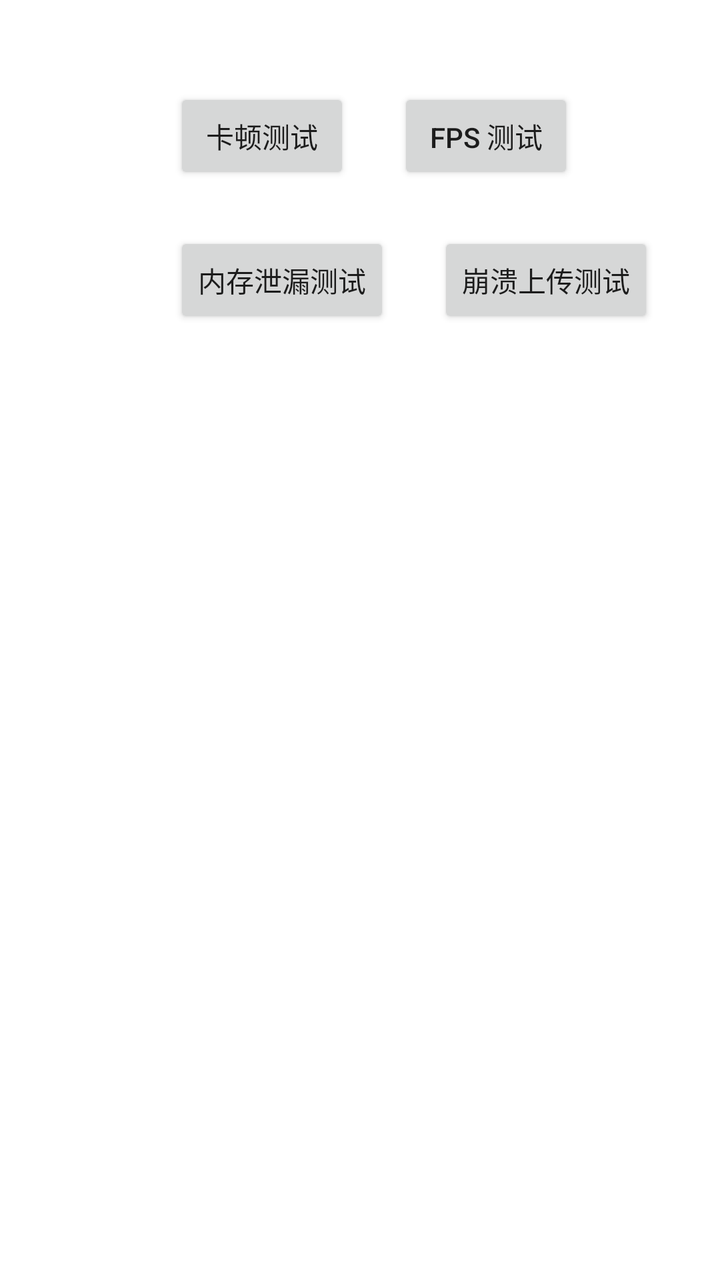
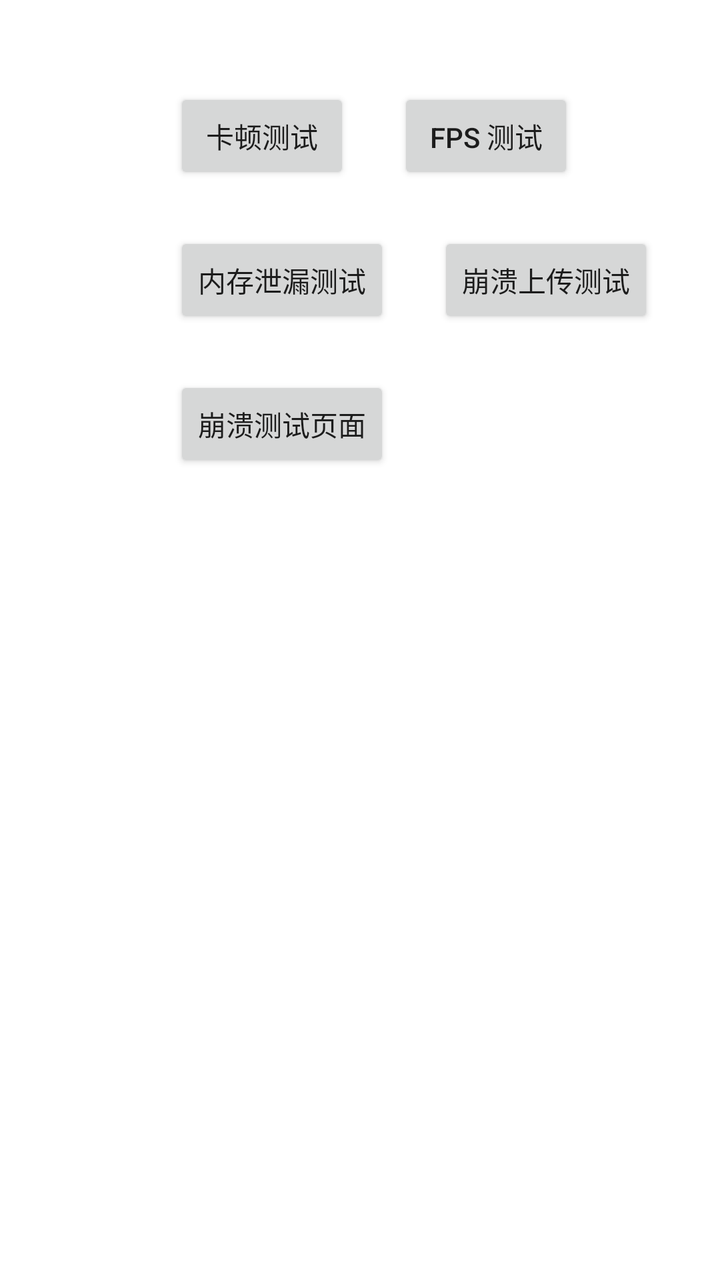

The first picture is an Android layout as it rendered before a commit; the second is the same layout after the commit. The layout source and the unified diff follow.
<!-- AndroidManifest.xml: application theme Theme.Performance -->
<!-- res/layout/activity_main.xml -->
<?xml version="1.0" encoding="utf-8"?>
<androidx.constraintlayout.widget.ConstraintLayout xmlns:android="http://schemas.android.com/apk/res/android"
    xmlns:app="http://schemas.android.com/apk/res-auto"
    xmlns:tools="http://schemas.android.com/tools"
    android:id="@+id/main"
    android:layout_width="match_parent"
    android:layout_height="match_parent"
    tools:context=".MainActivity">

    <Button
        android:id="@+id/button"
        android:layout_width="wrap_content"
        android:layout_height="wrap_content"
        android:layout_marginStart="87dp"
        android:layout_marginTop="44dp"
        android:text="卡顿测试"
        app:layout_constraintStart_toStartOf="parent"
        app:layout_constraintTop_toTopOf="parent" />

    <Button
        android:id="@+id/fpsTestButton"
        android:layout_width="wrap_content"
        android:layout_height="wrap_content"
        android:layout_marginStart="24dp"
        android:layout_marginTop="44dp"
        android:text="FPS 测试"
        app:layout_constraintStart_toEndOf="@id/button"
        app:layout_constraintTop_toTopOf="parent" />

    <Button
        android:id="@+id/memoryLeakTestButton"
        android:layout_width="wrap_content"
        android:layout_height="wrap_content"
        android:layout_marginStart="87dp"
        android:layout_marginTop="24dp"
        android:text="@string/memory_leak_test_entry"
        app:layout_constraintStart_toStartOf="parent"
        app:layout_constraintTop_toBottomOf="@id/button" />

    <Button
        android:id="@+id/crashTestButton"
        android:layout_width="wrap_content"
        android:layout_height="wrap_content"
        android:layout_marginStart="24dp"
        android:text="@string/crash_test_entry"
        app:layout_constraintStart_toEndOf="@id/memoryLeakTestButton"
        app:layout_constraintTop_toTopOf="@id/memoryLeakTestButton" />
</androidx.constraintlayout.widget.ConstraintLayout>
<!-- resources referenced by this layout -->
<resources>
  <string name="crash_test_entry">崩溃上传测试</string>
  <string name="memory_leak_test_entry">内存泄漏测试</string>
  <style name="Theme.Performance" parent="Theme.MaterialComponents.DayNight.DarkActionBar">
          
          <item name="colorPrimary">@color/purple_500</item>
          <item name="colorPrimaryVariant">@color/purple_700</item>
          <item name="colorOnPrimary">@color/white</item>
          
          <item name="colorSecondary">@color/teal_200</item>
          <item name="colorSecondaryVariant">@color/teal_700</item>
          <item name="colorOnSecondary">@color/black</item>
          
          <item name="android:statusBarColor">?attr/colorPrimaryVariant</item>
          
      </style>
  <color name="purple_500">#FF6200EE</color>
  <color name="purple_700">#FF3700B3</color>
  <color name="white">#FFFFFFFF</color>
  <color name="teal_200">#FF03DAC5</color>
  <color name="teal_700">#FF018786</color>
  <color name="black">#FF000000</color>
</resources>

<!-- the commit's change to res/layout/activity_main.xml (unified diff, before → after) -->
@@ -45,4 +45,12 @@
         android:text="@string/crash_test_entry"
         app:layout_constraintStart_toEndOf="@id/memoryLeakTestButton"
         app:layout_constraintTop_toTopOf="@id/memoryLeakTestButton" />
+    <Button
+        android:id="@+id/crashCasesPageButton"
+        android:layout_width="wrap_content"
+        android:layout_height="wrap_content"
+        android:layout_marginTop="24dp"
+        android:text="@string/crash_cases_entry"
+        app:layout_constraintStart_toStartOf="@id/memoryLeakTestButton"
+        app:layout_constraintTop_toBottomOf="@id/memoryLeakTestButton" />
 </androidx.constraintlayout.widget.ConstraintLayout>
<!-- resource entries referenced after the edit -->
@@ -1,5 +1,6 @@
 <!-- resources referenced by this layout -->
 <resources>
+  <string name="crash_cases_entry">崩溃测试页面</string>
   <string name="crash_test_entry">崩溃上传测试</string>
   <string name="memory_leak_test_entry">内存泄漏测试</string>
   <style name="Theme.Performance" parent="Theme.MaterialComponents.DayNight.DarkActionBar">
